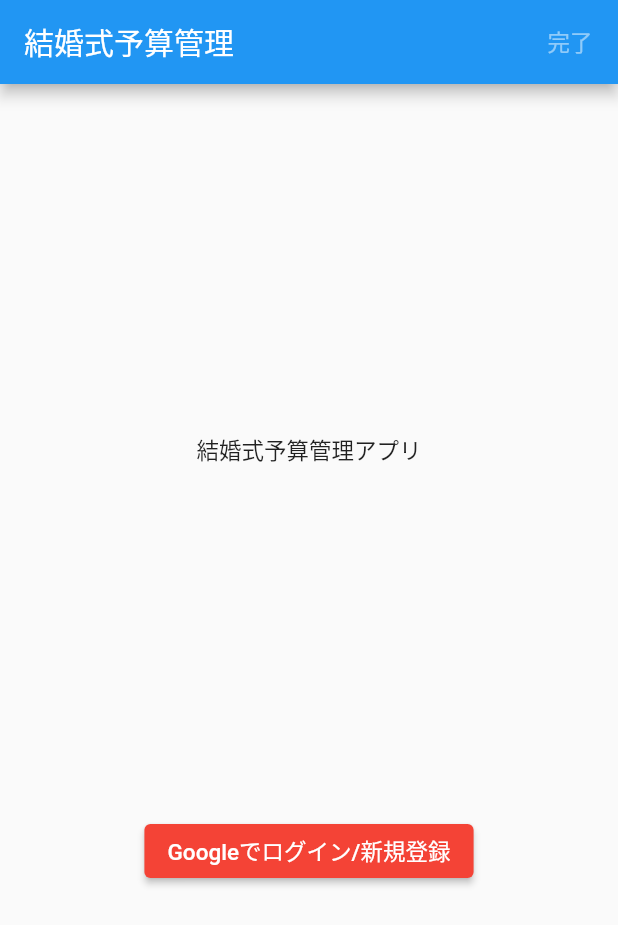
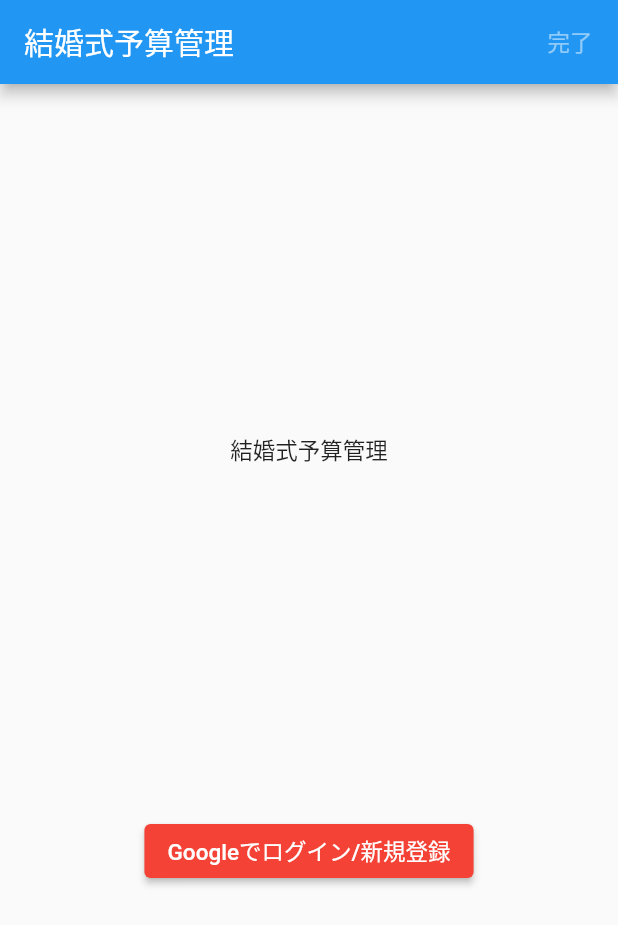
Before and after one commit to miyashiiii/wedding_budget, a Flutter app: the screen it shows after launch, on a phone screen of 412 x 824 dp. Shown: the top 925 px of the screen. Run offline on Flutter 3.47's test engine with Material 2 defaults, Android fonts, the phone set to English and light mode, and no system bars; our stand-ins replace cloud_firestore, firebase_auth, firebase_core, google_sign_in; accounts and stored records are empty.

```diff
--- a/lib/main.dart
+++ b/lib/main.dart
@@ -129,7 +129,8 @@ class MainPage extends StatelessWidget {
       child: Column(
         mainAxisAlignment: MainAxisAlignment.spaceEvenly,
         children: [
-          const Text("結婚式予算管理アプリ"),
+          const Text("結婚式予算管理",
+              ),
           ElevatedButton(
             child: const Text('Googleでログイン/新規登録'),
             style: ElevatedButton.styleFrom(
```
Also changed, not shown: pubspec.yaml (+5 -19 lines), 2 other files.
